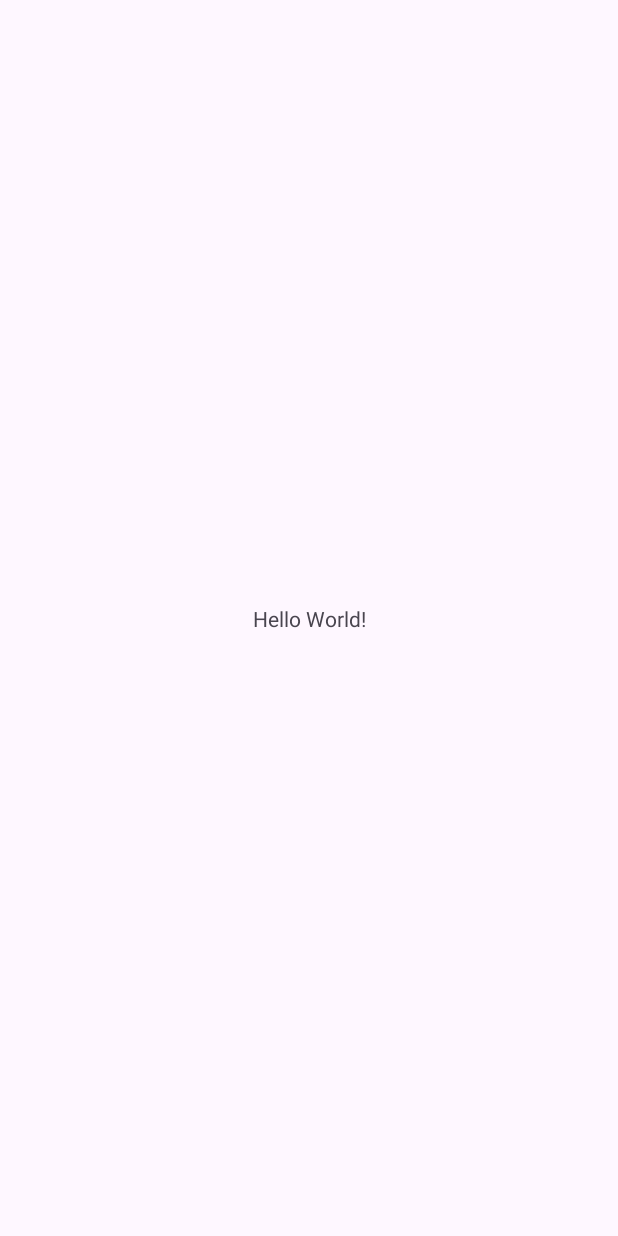
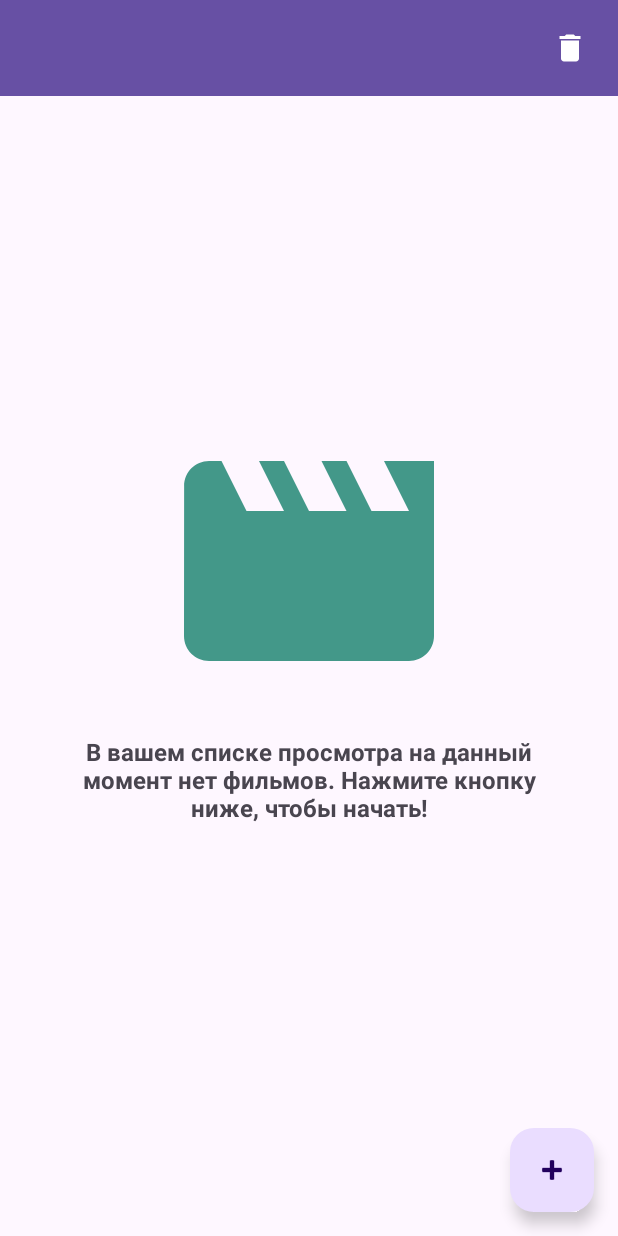
Before and after one commit to Sanek532/WeWatch_L1, an Android app: the screen it shows after launch (MainActivity), on a phone screen of 412 x 824 dp. Before the commit the screen is almost empty. Run offline under Robolectric (Android 15) with nearby library versions, the phone set to English and light mode, and no system bars.

Commit message:
MainActivity

```diff
--- a/app/src/main/java/com/example/wewatch_l1/MainActivity.kt
+++ b/app/src/main/java/com/example/wewatch_l1/MainActivity.kt
@@ -1,11 +1,45 @@
 package com.example.wewatch_l1
 
+import android.content.Intent
 import androidx.appcompat.app.AppCompatActivity
 import android.os.Bundle
+import android.widget.ImageView
+import android.widget.LinearLayout
+import android.widget.Toast
+import androidx.recyclerview.widget.LinearLayoutManager
+import androidx.recyclerview.widget.RecyclerView
+import com.google.android.material.floatingactionbutton.FloatingActionButton
+import kotlinx.coroutines.CoroutineScope
+import kotlinx.coroutines.Dispatchers
+import kotlinx.coroutines.launch
 
 class MainActivity : AppCompatActivity() {
+    private lateinit var imageEmpty: LinearLayout
     override fun onCreate(savedInstanceState: Bundle?) {
         super.onCreate(savedInstanceState)
         setContentView(R.layout.activity_main)
+
+        imageEmpty = findViewById(R.id.no_movies_layout)
+        val deleteBtn = findViewById<ImageView>(R.id.img_delete)
+
+        val addBtn = findViewById<FloatingActionButton>(R.id.fab)
+        addBtn.setOnClickListener {
+            val intent = Intent(this@MainActivity, AddActivity::class.java)
+            startActivityForResult(intent, ADD_VIEW_ACTIVITY_REQUEST_CODE)
+        }
+
+
+        deleteBtn.setOnClickListener {
+
+
+        }
+    }
+
+    companion object {
+        const val ADD_VIEW_ACTIVITY_REQUEST_CODE = 1
+    }
+
+    fun showToast(str: String) {
+        Toast.makeText(this, str, Toast.LENGTH_LONG).show()
     }
 }
--- /dev/null
+++ b/app/src/main/res/drawable/ic_delete_white.xml
@@ -0,0 +1,9 @@
+<vector
+    xmlns:android="http://schemas.android.com/apk/res/android"
+    android:height="24dp"
+    android:width="24dp"
+    android:viewportHeight="24.0"
+    android:viewportWidth="24.0"
+    android:tint="#FFFFFF">
+    <path android:fillColor="#FF000000" android:pathData="M6,19c0,1.1 0.9,2 2,2h8c1.1,0 2,-0.9 2,-2V7H6v12zM19,4h-3.5l-1,-1h-5l-1,1H5v2h14V4z"/>
+</vector>
--- /dev/null
+++ b/app/src/main/res/drawable/ic_local_movies_gray.xml
@@ -0,0 +1,5 @@
+<vector android:height="256dp" android:tint="#B4B4B4"
+    android:viewportHeight="24.0" android:viewportWidth="24.0"
+    android:width="256dp" xmlns:android="http://schemas.android.com/apk/res/android">
+    <path android:fillColor="#FF000000" android:pathData="M18,3v2h-2L16,3L8,3v2L6,5L6,3L4,3v18h2v-2h2v2h8v-2h2v2h2L20,3h-2zM8,17L6,17v-2h2v2zM8,13L6,13v-2h2v2zM8,9L6,9L6,7h2v2zM18,17h-2v-2h2v2zM18,13h-2v-2h2v2zM18,9h-2L16,7h2v2z"/>
+</vector>
--- /dev/null
+++ b/app/src/main/res/drawable/ic_movie_teal_24dp.xml
@@ -0,0 +1,5 @@
+<vector android:height="24dp" android:tint="#439889"
+    android:viewportHeight="24.0" android:viewportWidth="24.0"
+    android:width="24dp" xmlns:android="http://schemas.android.com/apk/res/android">
+    <path android:fillColor="#FF000000" android:pathData="M18,4l2,4h-3l-2,-4h-2l2,4h-3l-2,-4H8l2,4H7L5,4H4c-1.1,0 -1.99,0.9 -1.99,2L2,18c0,1.1 0.9,2 2,2h16c1.1,0 2,-0.9 2,-2V4h-4z"/>
+</vector>
--- a/app/src/main/res/layout/activity_main.xml
+++ b/app/src/main/res/layout/activity_main.xml
@@ -1,18 +1,73 @@
 <?xml version="1.0" encoding="utf-8"?>
-<androidx.constraintlayout.widget.ConstraintLayout xmlns:android="http://schemas.android.com/apk/res/android"
+<FrameLayout xmlns:android="http://schemas.android.com/apk/res/android"
     xmlns:app="http://schemas.android.com/apk/res-auto"
     xmlns:tools="http://schemas.android.com/tools"
     android:layout_width="match_parent"
     android:layout_height="match_parent"
-    tools:context=".MainActivity">
+    tools:context=".main.MainActivity">
 
-    <TextView
+
+    <androidx.appcompat.widget.Toolbar
+        android:id="@+id/toolbar"
+        android:layout_width="match_parent"
+        android:layout_height="?attr/actionBarSize"
+        android:background="?attr/colorPrimary"
+        app:layout_scrollFlags="scroll|enterAlways"
+        app:popupTheme="@style/ThemeOverlay.AppCompat.Light"
+        app:titleTextColor="@android:color/white">
+
+        <ImageView
+            android:id="@+id/img_delete"
+            android:layout_width="wrap_content"
+            android:layout_height="wrap_content"
+            android:layout_marginEnd="12dp"
+            android:layout_gravity="end"
+            android:padding="8dp"
+            app:srcCompat="@drawable/ic_delete_white" />
+
+    </androidx.appcompat.widget.Toolbar>
+
+    <androidx.recyclerview.widget.RecyclerView
+        android:id="@+id/movies_recyclerview"
+        android:layout_width="match_parent"
+        android:layout_height="match_parent"
+        android:layout_marginTop="80dp"/>
+
+    <LinearLayout
+        android:id="@+id/no_movies_layout"
+        android:layout_width="match_parent"
+        android:layout_height="wrap_content"
+        android:gravity="center_horizontal"
+        android:layout_gravity="center"
+        android:layout_marginStart="@dimen/dp_quad"
+        android:layout_marginEnd="@dimen/dp_quad"
+        android:orientation="vertical">
+
+        <ImageView
+            android:layout_width="200dp"
+            android:layout_height="200dp"
+            android:layout_marginBottom="@dimen/dp_double"
+            android:src="@drawable/ic_movie_teal_24dp"/>
+
+        <androidx.appcompat.widget.AppCompatTextView
+            android:layout_width="match_parent"
+            android:layout_height="wrap_content"
+            android:layout_gravity="center"
+            android:textSize="16sp"
+            android:textStyle="bold"
+            android:text="В вашем списке просмотра на данный момент нет фильмов. Нажмите кнопку ниже, чтобы начать!"
+            android:textAlignment="center" />
+
+    </LinearLayout>
+
+    <com.google.android.material.floatingactionbutton.FloatingActionButton
+        android:id="@+id/fab"
         android:layout_width="wrap_content"
         android:layout_height="wrap_content"
-        android:text="Hello World!"
-        app:layout_constraintBottom_toBottomOf="parent"
-        app:layout_constraintEnd_toEndOf="parent"
-        app:layout_constraintStart_toStartOf="parent"
-        app:layout_constraintTop_toTopOf="parent" />
+        android:layout_gravity="bottom|end"
+        android:layout_margin="@dimen/fab_margin"
+        android:contentDescription="@string/fab_text"
+        android:tint="@android:color/white"
+        app:srcCompat="@android:drawable/ic_input_add" />
 
-</androidx.constraintlayout.widget.ConstraintLayout>
+</FrameLayout>
--- a/app/src/main/res/values/strings.xml
+++ b/app/src/main/res/values/strings.xml
@@ -1,3 +1,7 @@
 <resources>
     <string name="app_name">WeWatch_L1</string>
+    <string name="fab_text">Floating Action button</string>
+    <string name="no_movies_text">No movies found</string>
+    <string name="image_text">ImageView</string>
+    <string name="search_image">Search button</string>
 </resources>
```
Also changed, not shown: app/src/main/res/drawable/ic_movie_teal.xml (added, +9 -0 lines), app/src/main/res/drawable/ic_search_black.xml (added, +9 -0 lines), app/src/main/res/values/dimens.xml (added, +27 -0 lines).
